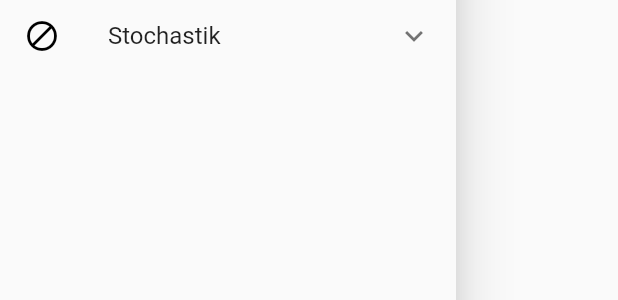
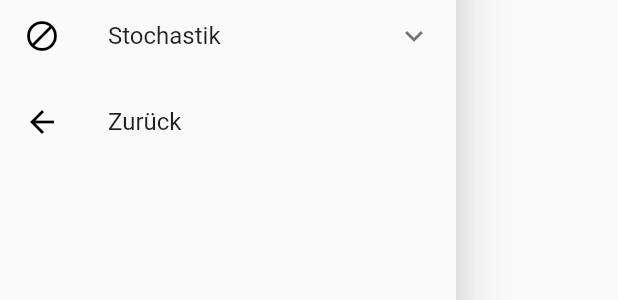
Before and after one commit to bettapp/my_first_flutter_app, a Flutter app: the SideBar widget shown alone on an empty page, opened directly, on a phone screen of 412 x 824 dp. Shown: the part 348-648 px from the top of the screen. Run offline on Flutter 3.47's test engine with Material 2 defaults, Android fonts, the phone set to English and light mode, and no system bars; our stand-ins replace math_expressions, splashscreen; missing offline and left inert: catex.

Commit message:
Back button fix

```diff
--- a/lib/SideBars/side_bar.dart
+++ b/lib/SideBars/side_bar.dart
@@ -6,10 +6,6 @@ class SideBar extends StatelessWidget {
   Widget build(BuildContext context) {
     return Drawer(
       child:
-        /*CustomScrollView(
-          physics: NeverScrollableScrollPhysics(),
-          slivers: <Widget>[
-            SliverToBoxAdapter(child:*/
         ListView(
           children: <Widget>[
             DrawerHeader(
@@ -108,23 +104,20 @@ class SideBar extends StatelessWidget {
               title: Text("Stochastik"),
               children: <Widget>[Text("Thema 1"), Text("Thema 2")],
             ),
+            Expanded(
+              child: Align(
+                alignment: FractionalOffset.bottomCenter,
+                child: ListTile(
+                  leading: Icon(
+                    Icons.arrow_back,
+                    color: Colors.black,
+                  ),
+                  title: Text("Zurück"),
+                  onTap: () => Navigator.pop(context),
+                ),
+              ))
           ],
         ),
       );
-          /*SliverFillRemaining(child :
-            Align(child:
-              ListTile(
-                leading: Icon(Icons.arrow_back,
-                color: Colors.black),
-                title: Text('Zurück',
-                  style: TextStyle(color: Colors.black, fontSize: 20)),
-                textColor: Colors.black,
-                onTap: () => Navigator.pop(context)),
-              alignment: Alignment.bottomCenter),
-              hasScrollBody: false,
-            ),
-          ]
-        ),
-      );*/
     }
   }
```
Lines whose indentation alone changed are shown as unchanged.
